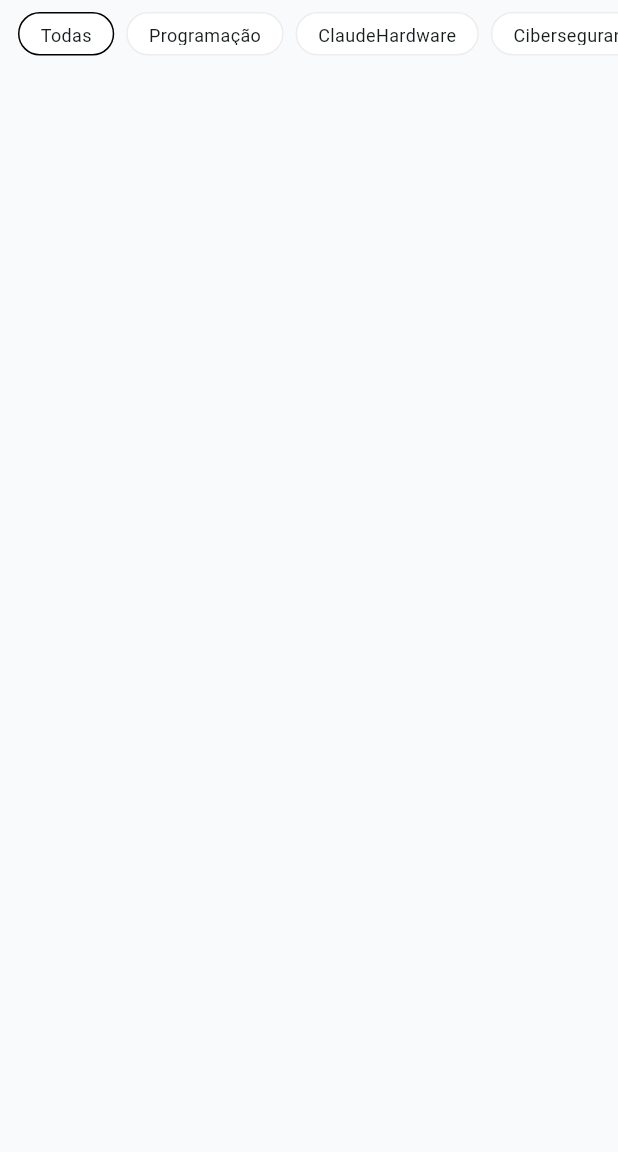
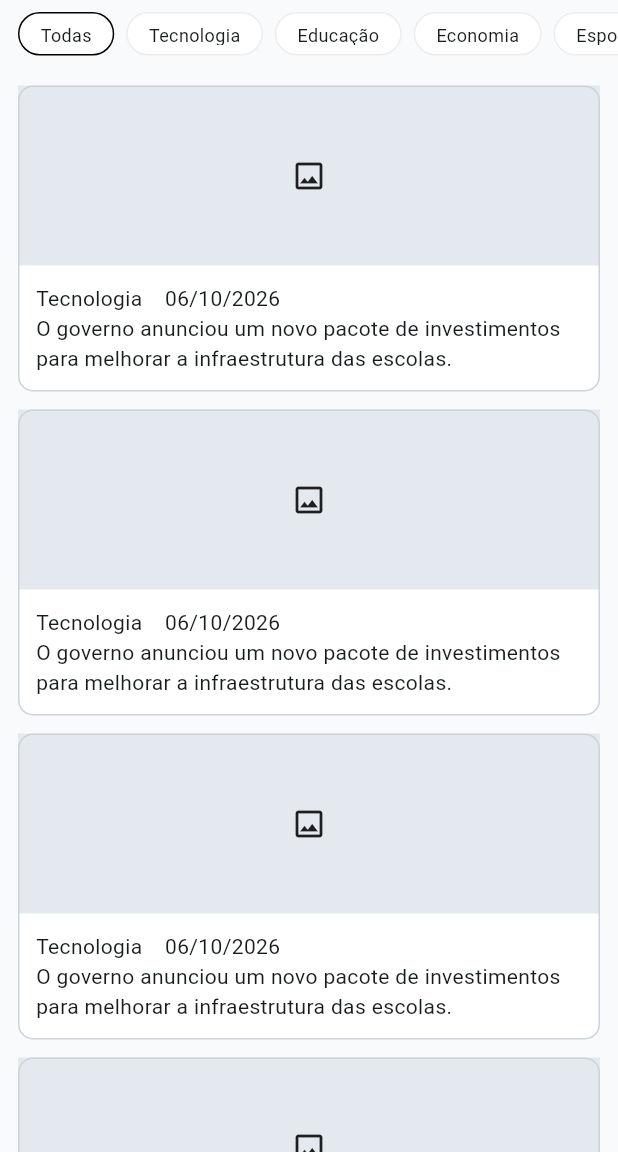
Before and after one commit to BrunaMiyamoto/app_noticias, a Flutter app: the screen it shows after launch, on a phone screen of 412 x 824 dp, the part 84-1236 px from its top. Run offline on Flutter 3.47's test engine with Material 3 defaults, Android fonts, the phone set to English and light mode, and no system bars.

Commit message:
Configuração do card de noticias

```diff
--- a/lib/home_page.dart
+++ b/lib/home_page.dart
@@ -3,12 +3,51 @@ import 'package:flutter/material.dart';
 class HomePage extends StatelessWidget {
   const HomePage({super.key});
 
+  static final List<Map<String, String>> noticias = [
+    {
+      'titulo': 'Nova tecnologia promete transformar o mercado',
+      'resumo':
+          'Uma nova solução tecnológica está chamando a atenção de empresas e especialistas.',
+      'categoria': 'Tecnologia',
+      'data': '06/10/2026',
+    },
+    {
+      'titulo': 'Brasil anuncia novos investimentos em educação',
+      'resumo':
+          'O governo anunciou um novo pacote de investimentos para melhorar a infraestrutura das escolas.',
+      'categoria': 'Educação',
+      'data': '05/10/2026',
+    },
+    {
+      'titulo': 'Mercado financeiro apresenta alta nesta semana',
+      'resumo':
+          'Os principais índices registraram crescimento após novos dados econômicos positivos.',
+      'categoria': 'Economia',
+      'data': '04/10/2026',
+    },
+    {
+      'titulo': 'Equipe brasileira conquista título internacional',
+      'resumo':
+          'A equipe venceu a final em uma partida emocionante e garantiu o troféu.',
+      'categoria': 'Esportes',
+      'data': '03/10/2026',
+    },
+    {
+      'titulo': 'Festival cultural reúne milhares de pessoas',
+      'resumo':
+          'O evento contou com música, gastronomia e diversas atrações culturais durante o fim de semana.',
+      'categoria': 'Cultura',
+      'data': '02/10/2026',
+    },
+  ];
+
   static final List<String> categorias = [
     "Todas",
-    "Programação",
-    "Claude"
-        "Hardware",
-    "Cibersegurança",
+    "Tecnologia",
+    "Educação",
+    "Economia",
+    "Esporte",
+    "Cultura",
   ];
 
   @override
@@ -66,6 +105,54 @@ class HomePage extends StatelessWidget {
               }).toList(),
             ),
           ),
+          Expanded(
+            child: ListView.builder(
+              padding: const EdgeInsets.all(12),
+              itemCount: noticias.length,
+              itemBuilder: (context, index) {
+                final noticia = noticias[index];
+                return Card(
+                  margin: const EdgeInsets.only(bottom: 12),
+                  color: Colors.white,
+                  elevation: 0, // remove a sombra
+                  shape: RoundedRectangleBorder(
+                    borderRadius: BorderRadius.circular(10),
+                    side: const BorderSide(color: Color(0xFFCBD2D9)),
+                  ),
+                  child: Column(
+                    children: [
+                      Container(
+                        width: double.infinity,
+                        height: 120,
+                        color: const Color(0xFFE4e9EF),
+                        child: const Icon(Icons.image_outlined),
+                      ),
+                      const Padding(
+                        padding: EdgeInsets.all(12),
+                        child: Column(
+                          crossAxisAlignment: CrossAxisAlignment.start,
+                          children: [
+                            Row(
+                              children: [
+                                Text("Tecnologia"),
+                                SizedBox(
+                                  width: 15,
+                                ),
+                                Text("06/10/2026"),
+                              ],
+                            ),
+                            Text(
+                              "O governo anunciou um novo pacote de investimentos para melhorar a infraestrutura das escolas.",
+                            ),
+                          ],
+                        ),
+                      ),
+                    ],
+                  ),
+                );
+              },
+            ),
+          ),
         ],
       ),
     );
```
